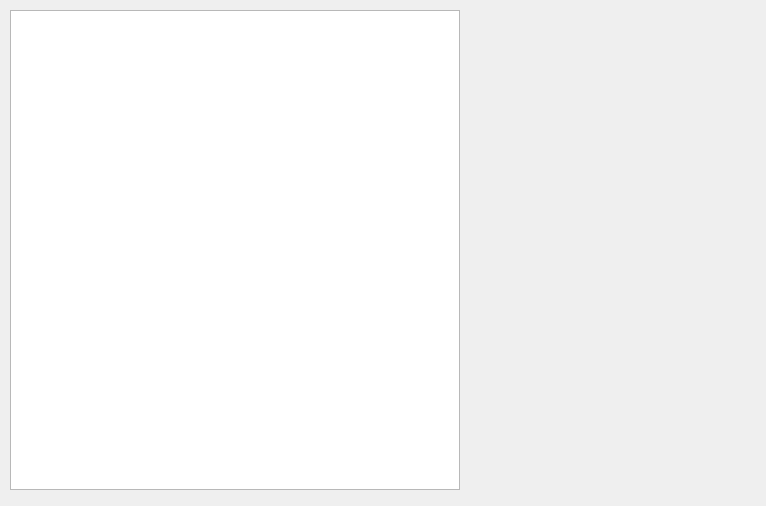
Old version of the form gamewindow.ui in the repository Saxorman/PacmanStud.
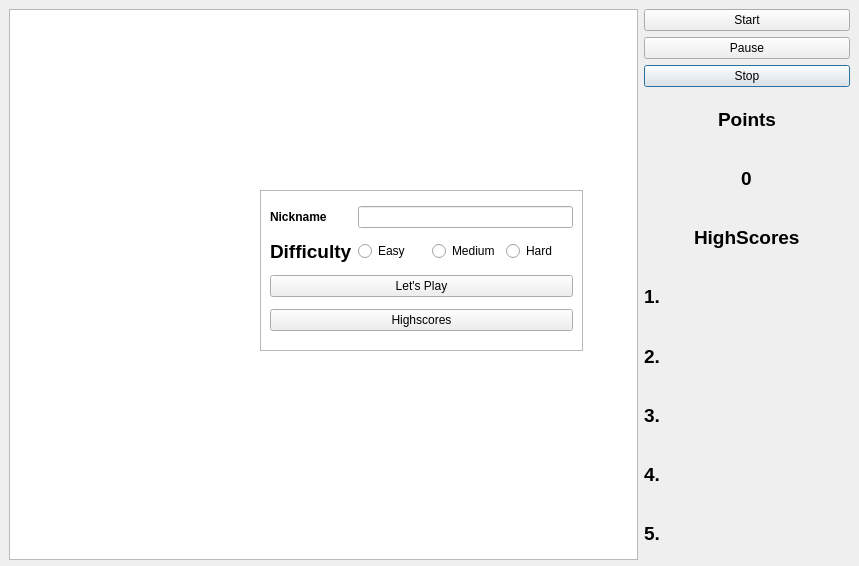
New version of the form.

```diff
--- a/gamewindow.ui
+++ b/gamewindow.ui
@@ -6,22 +6,217 @@
    <rect>
     <x>0</x>
     <y>0</y>
-    <width>766</width>
-    <height>506</height>
+    <width>859</width>
+    <height>566</height>
    </rect>
   </property>
+  <property name="sizePolicy">
+   <sizepolicy hsizetype="Fixed" vsizetype="Fixed">
+    <horstretch>0</horstretch>
+    <verstretch>0</verstretch>
+   </sizepolicy>
+  </property>
   <property name="windowTitle">
    <string>Pacman Game</string>
   </property>
-  <widget class="QGraphicsView" name="graphicsView">
+  <property name="sizeGripEnabled">
+   <bool>false</bool>
+  </property>
+  <widget class="QFrame" name="frame">
    <property name="geometry">
     <rect>
-     <x>10</x>
-     <y>10</y>
-     <width>450</width>
-     <height>480</height>
+     <x>-1</x>
+     <y>-1</y>
+     <width>861</width>
+     <height>571</height>
     </rect>
    </property>
+   <property name="frameShape">
+    <enum>QFrame::StyledPanel</enum>
+   </property>
+   <property name="frameShadow">
+    <enum>QFrame::Raised</enum>
+   </property>
+   <layout class="QGridLayout" name="gridLayout">
+    <item row="6" column="3" alignment="Qt::AlignHCenter">
+     <widget class="QLabel" name="label_3">
+      <property name="text">
+       <string>&lt;html&gt;&lt;head/&gt;&lt;body&gt;&lt;p&gt;&lt;span style=&quot; font-size:14pt; font-weight:600;&quot;&gt;HighScores&lt;/span&gt;&lt;/p&gt;&lt;/body&gt;&lt;/html&gt;</string>
+      </property>
+     </widget>
+    </item>
+    <item row="3" column="3">
+     <widget class="QPushButton" name="stop_button">
+      <property name="styleSheet">
+       <string notr="true">font: 75 14pt &quot;MS Shell Dlg 2&quot;;</string>
+      </property>
+      <property name="text">
+       <string>Stop</string>
+      </property>
+     </widget>
+    </item>
+    <item row="4" column="3" alignment="Qt::AlignHCenter">
+     <widget class="QLabel" name="label">
+      <property name="text">
+       <string>&lt;html&gt;&lt;head/&gt;&lt;body&gt;&lt;p&gt;&lt;span style=&quot; font-size:14pt; font-weight:600;&quot;&gt;Points&lt;/span&gt;&lt;/p&gt;&lt;/body&gt;&lt;/html&gt;</string>
+      </property>
+     </widget>
+    </item>
+    <item row="2" column="3">
+     <widget class="QPushButton" name="pause_button">
+      <property name="styleSheet">
+       <string notr="true">font: 75 14pt &quot;MS Shell Dlg 2&quot;;</string>
+      </property>
+      <property name="text">
+       <string>Pause</string>
+      </property>
+     </widget>
+    </item>
+    <item row="1" column="0" rowspan="11" colspan="3">
+     <widget class="QGraphicsView" name="graphicsView"/>
+    </item>
+    <item row="5" column="3" alignment="Qt::AlignHCenter">
+     <widget class="QLabel" name="label_2">
+      <property name="text">
+       <string>&lt;html&gt;&lt;head/&gt;&lt;body&gt;&lt;p&gt;&lt;span style=&quot; font-size:14pt; font-weight:600;&quot;&gt;0&lt;/span&gt;&lt;/p&gt;&lt;/body&gt;&lt;/html&gt;</string>
+      </property>
+     </widget>
+    </item>
+    <item row="7" column="3">
+     <widget class="QLabel" name="label_4">
+      <property name="text">
+       <string>&lt;html&gt;&lt;head/&gt;&lt;body&gt;&lt;p&gt;&lt;span style=&quot; font-size:14pt; font-weight:600;&quot;&gt;1. &lt;/span&gt;&lt;/p&gt;&lt;/body&gt;&lt;/html&gt;</string>
+      </property>
+     </widget>
+    </item>
+    <item row="9" column="3">
+     <widget class="QLabel" name="label_6">
+      <property name="text">
+       <string>&lt;html&gt;&lt;head/&gt;&lt;body&gt;&lt;p&gt;&lt;span style=&quot; font-size:14pt; font-weight:600;&quot;&gt;3. &lt;/span&gt;&lt;/p&gt;&lt;/body&gt;&lt;/html&gt;</string>
+      </property>
+     </widget>
+    </item>
+    <item row="10" column="3">
+     <widget class="QLabel" name="label_7">
+      <property name="text">
+       <string>&lt;html&gt;&lt;head/&gt;&lt;body&gt;&lt;p&gt;&lt;span style=&quot; font-size:14pt; font-weight:600;&quot;&gt;4. &lt;/span&gt;&lt;/p&gt;&lt;/body&gt;&lt;/html&gt;</string>
+      </property>
+     </widget>
+    </item>
+    <item row="1" column="3">
+     <widget class="QPushButton" name="start_button">
+      <property name="styleSheet">
+       <string notr="true">
+font: 75 14pt &quot;MS Shell Dlg 2&quot;;</string>
+      </property>
+      <property name="text">
+       <string>Start</string>
+      </property>
+     </widget>
+    </item>
+    <item row="11" column="3">
+     <widget class="QLabel" name="label_8">
+      <property name="text">
+       <string>&lt;html&gt;&lt;head/&gt;&lt;body&gt;&lt;p&gt;&lt;span style=&quot; font-size:14pt; font-weight:600;&quot;&gt;5. &lt;/span&gt;&lt;/p&gt;&lt;/body&gt;&lt;/html&gt;</string>
+      </property>
+     </widget>
+    </item>
+    <item row="8" column="3">
+     <widget class="QLabel" name="label_5">
+      <property name="text">
+       <string>&lt;html&gt;&lt;head/&gt;&lt;body&gt;&lt;p&gt;&lt;span style=&quot; font-size:14pt; font-weight:600;&quot;&gt;2. &lt;/span&gt;&lt;/p&gt;&lt;/body&gt;&lt;/html&gt;</string>
+      </property>
+     </widget>
+    </item>
+   </layout>
+  </widget>
+  <widget class="QFrame" name="frame_2">
+   <property name="geometry">
+    <rect>
+     <x>260</x>
+     <y>190</y>
+     <width>323</width>
+     <height>161</height>
+    </rect>
+   </property>
+   <property name="frameShape">
+    <enum>QFrame::StyledPanel</enum>
+   </property>
+   <property name="frameShadow">
+    <enum>QFrame::Raised</enum>
+   </property>
+   <layout class="QGridLayout" name="gridLayout_2">
+    <item row="2" column="0" colspan="4">
+     <widget class="QPushButton" name="start_button_2">
+      <property name="styleSheet">
+       <string notr="true">font: 75 14pt &quot;MS Shell Dlg 2&quot;;</string>
+      </property>
+      <property name="text">
+       <string>Let's Play</string>
+      </property>
+     </widget>
+    </item>
+    <item row="1" column="1">
+     <widget class="QRadioButton" name="easy">
+      <property name="styleSheet">
+       <string notr="true">font: 75 12pt &quot;MS Shell Dlg 2&quot;;</string>
+      </property>
+      <property name="text">
+       <string>Easy</string>
+      </property>
+     </widget>
+    </item>
+    <item row="1" column="2">
+     <widget class="QRadioButton" name="medium">
+      <property name="styleSheet">
+       <string notr="true">font: 12pt &quot;MS Shell Dlg 2&quot;;</string>
+      </property>
+      <property name="text">
+       <string>Medium</string>
+      </property>
+     </widget>
+    </item>
+    <item row="1" column="3">
+     <widget class="QRadioButton" name="hurd">
+      <property name="styleSheet">
+       <string notr="true">font: 12pt &quot;MS Shell Dlg 2&quot;;</string>
+      </property>
+      <property name="text">
+       <string>Hard</string>
+      </property>
+     </widget>
+    </item>
+    <item row="0" column="1" colspan="3">
+     <widget class="QLineEdit" name="nickname"/>
+    </item>
+    <item row="1" column="0">
+     <widget class="QLabel" name="label_10">
+      <property name="text">
+       <string>&lt;html&gt;&lt;head/&gt;&lt;body&gt;&lt;p&gt;&lt;span style=&quot; font-size:14pt; font-weight:600;&quot;&gt;Difficulty&lt;/span&gt;&lt;/p&gt;&lt;/body&gt;&lt;/html&gt;</string>
+      </property>
+     </widget>
+    </item>
+    <item row="0" column="0">
+     <widget class="QLabel" name="label_9">
+      <property name="styleSheet">
+       <string notr="true">font: 75 14pt &quot;MS Shell Dlg 2&quot;;</string>
+      </property>
+      <property name="text">
+       <string>&lt;html&gt;&lt;head/&gt;&lt;body&gt;&lt;p&gt;&lt;span style=&quot; font-weight:600;&quot;&gt;Nickname&lt;/span&gt;&lt;/p&gt;&lt;/body&gt;&lt;/html&gt;</string>
+      </property>
+     </widget>
+    </item>
+    <item row="3" column="0" colspan="4">
+     <widget class="QPushButton" name="pushButton">
+      <property name="styleSheet">
+       <string notr="true">font: 75 14pt &quot;MS Shell Dlg 2&quot;;</string>
+      </property>
+      <property name="text">
+       <string>Highscores</string>
+      </property>
+     </widget>
+    </item>
+   </layout>
   </widget>
  </widget>
  <resources/>
```
Left out of the diff: 2 changed lines with no effect on the pictures.
